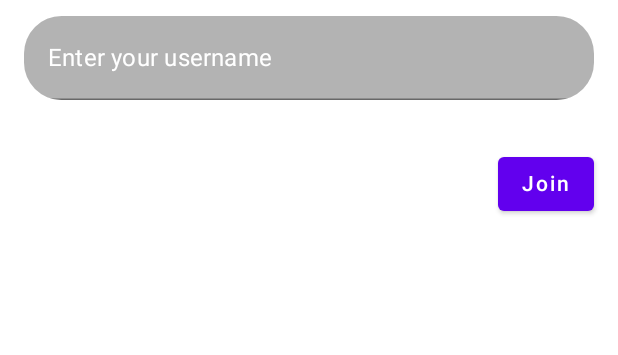
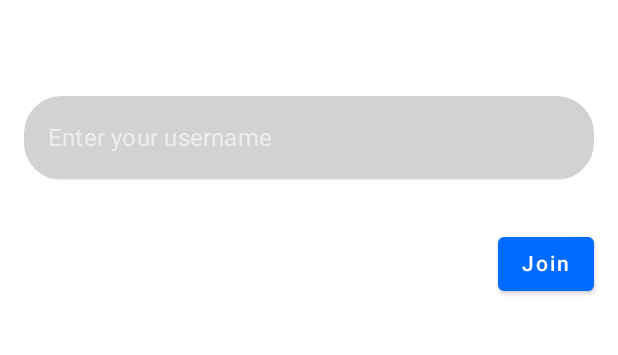
Before and after one commit to DanDev21/Chat_Mobile_App, an Android app built with Jetpack Compose: the screen it shows after launch (MainActivity), on a phone screen of 412 x 824 dp, the part 500-855 px from its top. Run offline under Robolectric (Android 15) with nearby library versions, the phone set to English and light mode, and no system bars; our stand-ins replace Dagger/Hilt's generated code.

Commit message:
theme setup

```diff
--- a/app/src/main/java/com/dan/qchat/presentation/MainActivity.kt
+++ b/app/src/main/java/com/dan/qchat/presentation/MainActivity.kt
@@ -12,6 +12,7 @@ import androidx.navigation.compose.rememberNavController
 import androidx.navigation.navArgument
 import com.dan.qchat.presentation.chat.compose.ChatScreen
 import com.dan.qchat.presentation.login.compose.LoginScreen
+import com.dan.qchat.ui.theme.QChatTheme
 import dagger.hilt.android.AndroidEntryPoint
 
 @AndroidEntryPoint
@@ -19,6 +20,7 @@ class MainActivity : ComponentActivity() {
     override fun onCreate(savedInstanceState: Bundle?) {
         super.onCreate(savedInstanceState)
         setContent {
+            QChatTheme {
                 val navController = rememberNavController()
                 NavHost(
                     navController = navController,
@@ -43,6 +45,7 @@ class MainActivity : ComponentActivity() {
             }
         }
     }
+}
 
 @Preview(showBackground = true)
 @Composable
--- a/app/src/main/java/com/dan/qchat/presentation/chat/compose/ChatScreen.kt
+++ b/app/src/main/java/com/dan/qchat/presentation/chat/compose/ChatScreen.kt
@@ -55,6 +55,7 @@ fun ChatScreen(
             username = username,
             messages = chat.messages
         )
+        Spacer(modifier = Modifier.height(8.dp))
         BottomChatBar(
             modifier = Modifier.fillMaxWidth(),
             text = viewModel.messageBody.value,
--- a/app/src/main/java/com/dan/qchat/presentation/login/compose/LoginScreen.kt
+++ b/app/src/main/java/com/dan/qchat/presentation/login/compose/LoginScreen.kt
@@ -12,7 +12,10 @@ import androidx.compose.ui.Alignment
 import androidx.compose.ui.Modifier
 import androidx.compose.ui.draw.clip
 import androidx.compose.ui.graphics.Color
+import androidx.compose.ui.text.font.FontWeight
+import androidx.compose.ui.text.style.TextAlign
 import androidx.compose.ui.unit.dp
+import androidx.compose.ui.unit.sp
 import androidx.hilt.navigation.compose.hiltViewModel
 import com.dan.qchat.presentation.login.LoginViewModel
 import kotlinx.coroutines.flow.collectLatest
@@ -40,6 +43,16 @@ fun LoginScreen(
             verticalArrangement = Arrangement.Center,
             horizontalAlignment = Alignment.End
         ) {
+            Text(
+                text = "QChat",
+                textAlign = TextAlign.Center,
+                fontSize = 36.sp,
+                fontWeight = FontWeight.Bold,
+                color = Color.White,
+                modifier = Modifier
+                    .fillMaxWidth(),
+            )
+            Spacer(modifier = Modifier.height(64.dp))
             TextField(
                 modifier = Modifier
                     .fillMaxWidth()
@@ -47,16 +60,18 @@ fun LoginScreen(
                     .background(Color.LightGray),
                 value = viewModel.username.value,
                 placeholder = {
-                    Text(
-                        text = "Enter your username",
-                        color = Color.White
-                    )
+                    Text("Enter your username")
                 },
                 onValueChange = viewModel::setUsername
             )
             Spacer(modifier = Modifier.height(32.dp))
-            Button(onClick = viewModel::joinChat) {
-                Text(text = "Join")
+            Button(
+                onClick = viewModel::joinChat
+            ) {
+                Text(
+                    text = "Join",
+                    color = Color.White
+                )
             }
         }
     }
--- a/app/src/main/java/com/dan/qchat/ui/theme/Color.kt
+++ b/app/src/main/java/com/dan/qchat/ui/theme/Color.kt
@@ -2,7 +2,7 @@ package com.dan.qchat.ui.theme
 
 import androidx.compose.ui.graphics.Color
 
-val Purple200 = Color(0xFFBB86FC)
-val Purple500 = Color(0xFF6200EE)
-val Purple700 = Color(0xFF3700B3)
-val Teal200 = Color(0xFF03DAC5)
+val blue = Color(0xFF006BFF)
+
+val gray = Color(0xFF393939)
+val lightGray = Color(0xFFB2B2B2)
--- a/app/src/main/java/com/dan/qchat/ui/theme/Theme.kt
+++ b/app/src/main/java/com/dan/qchat/ui/theme/Theme.kt
@@ -5,17 +5,23 @@ import androidx.compose.material.MaterialTheme
 import androidx.compose.material.darkColors
 import androidx.compose.material.lightColors
 import androidx.compose.runtime.Composable
+import androidx.compose.ui.graphics.Color
 
 private val DarkColorPalette = darkColors(
-    primary = Purple200,
-    primaryVariant = Purple700,
-    secondary = Teal200
+    primary = blue,
+    secondary = Color.Black,
+    primaryVariant = Color.Black,
+    onBackground = Color.Black,
+    onSurface = Color.Black,
+    secondaryVariant = blue
 )
 
 private val LightColorPalette = lightColors(
-    primary = Purple500,
-    primaryVariant = Purple700,
-    secondary = Teal200
+    primary = blue,
+    secondary = blue,
+    primaryVariant = Color.White,
+    onBackground = Color.White,
+    onSurface = Color.White,
 
     /* Other default colors to override
     background = Color.White,
@@ -28,13 +34,11 @@ private val LightColorPalette = lightColors(
 )
 
 @Composable
-fun QChatTheme(darkTheme: Boolean = isSystemInDarkTheme(), content: @Composable() () -> Unit) {
-    val colors = if (darkTheme) {
-        DarkColorPalette
-    } else {
-        LightColorPalette
-    }
-
+fun QChatTheme(
+    darkTheme: Boolean = isSystemInDarkTheme(),
+    content: @Composable () -> Unit
+) {
+    val colors = if (darkTheme) DarkColorPalette else LightColorPalette
     MaterialTheme(
         colors = colors,
         typography = Typography,
```
Also changed, not shown: app/src/main/java/com/dan/qchat/presentation/chat/compose/BottomBar.kt (+7 -6 lines), app/src/main/java/com/dan/qchat/presentation/chat/compose/Message.kt (+18 -6 lines). Lines whose indentation alone changed are shown as unchanged.
